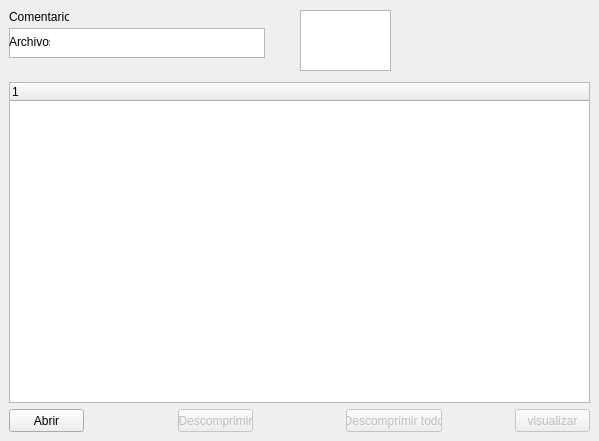
Before: the Qt Designer form menri-sub/guizip.ui in oscarHH/menri-sub, drawn with Qt 5.
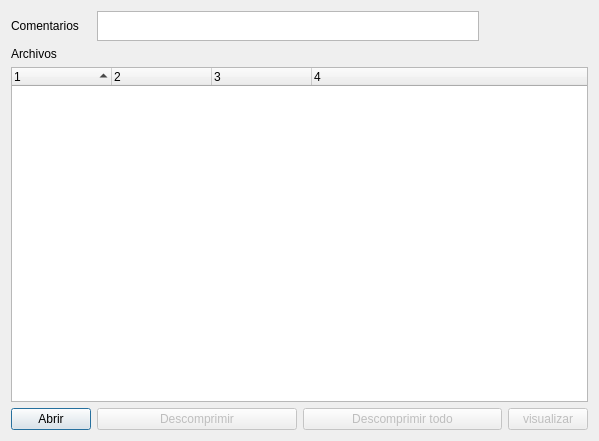
After: the same form once the commit is applied. Icons and pictures are not drawn.

Commit message: correcion al agregar archivos en el arbol

```diff
--- a/menri-sub/guizip.ui
+++ b/menri-sub/guizip.ui
@@ -23,149 +23,129 @@
   <property name="windowOpacity">
    <double>3.000000000000000</double>
   </property>
-  <widget class="QPlainTextEdit" name="txtComentarios">
-   <property name="enabled">
-    <bool>true</bool>
-   </property>
-   <property name="geometry">
-    <rect>
-     <x>9</x>
-     <y>28</y>
-     <width>256</width>
-     <height>30</height>
-    </rect>
-   </property>
-   <property name="sizePolicy">
-    <sizepolicy hsizetype="Ignored" vsizetype="Ignored">
-     <horstretch>30</horstretch>
-     <verstretch>30</verstretch>
-    </sizepolicy>
-   </property>
-   <property name="maximumSize">
-    <size>
-     <width>382</width>
-     <height>30</height>
-    </size>
-   </property>
-   <property name="acceptDrops">
-    <bool>false</bool>
-   </property>
-  </widget>
-  <widget class="QLabel" name="label_2">
-   <property name="geometry">
-    <rect>
-     <x>9</x>
-     <y>34</y>
-     <width>41</width>
-     <height>16</height>
-    </rect>
-   </property>
-   <property name="text">
-    <string>Archivos</string>
-   </property>
-  </widget>
-  <widget class="QLabel" name="label">
-   <property name="geometry">
-    <rect>
-     <x>9</x>
-     <y>9</y>
-     <width>60</width>
-     <height>16</height>
-    </rect>
-   </property>
-   <property name="text">
-    <string>Comentarios</string>
-   </property>
-  </widget>
-  <widget class="QPushButton" name="btnDescomprimirIndividual">
-   <property name="enabled">
-    <bool>false</bool>
-   </property>
-   <property name="geometry">
-    <rect>
-     <x>178</x>
-     <y>409</y>
-     <width>75</width>
-     <height>23</height>
-    </rect>
-   </property>
-   <property name="text">
-    <string>Descomprimir</string>
-   </property>
-  </widget>
-  <widget class="QPushButton" name="btnvisualizar">
-   <property name="enabled">
-    <bool>false</bool>
-   </property>
-   <property name="geometry">
-    <rect>
-     <x>515</x>
-     <y>409</y>
-     <width>75</width>
-     <height>23</height>
-    </rect>
-   </property>
-   <property name="text">
-    <string>visualizar</string>
-   </property>
-  </widget>
-  <widget class="QPushButton" name="btnDescomprimir">
-   <property name="enabled">
-    <bool>false</bool>
-   </property>
-   <property name="geometry">
-    <rect>
-     <x>346</x>
-     <y>409</y>
-     <width>96</width>
-     <height>23</height>
-    </rect>
-   </property>
-   <property name="text">
-    <string>Descomprimir todo</string>
-   </property>
-  </widget>
-  <widget class="QPushButton" name="btnAbrir">
-   <property name="geometry">
-    <rect>
-     <x>9</x>
-     <y>409</y>
-     <width>75</width>
-     <height>23</height>
-    </rect>
-   </property>
-   <property name="text">
-    <string>Abrir</string>
-   </property>
-  </widget>
-  <widget class="QTreeWidget" name="treeWidget">
-   <property name="geometry">
-    <rect>
-     <x>9</x>
-     <y>82</y>
-     <width>581</width>
-     <height>321</height>
-    </rect>
-   </property>
-   <column>
-    <property name="text">
-     <string notr="true">1</string>
-    </property>
-   </column>
-  </widget>
-  <widget class="QListWidget" name="jlArchivos">
-   <property name="enabled">
-    <bool>true</bool>
-   </property>
-   <property name="geometry">
-    <rect>
-     <x>300</x>
-     <y>10</y>
-     <width>91</width>
-     <height>61</height>
-    </rect>
-   </property>
-  </widget>
+  <layout class="QGridLayout" name="gridLayout">
+   <item row="0" column="0">
+    <widget class="QLabel" name="label">
+     <property name="text">
+      <string>Comentarios</string>
+     </property>
+    </widget>
+   </item>
+   <item row="1" column="0">
+    <widget class="QLabel" name="label_2">
+     <property name="text">
+      <string>Archivos</string>
+     </property>
+    </widget>
+   </item>
+   <item row="3" column="0">
+    <widget class="QPushButton" name="btnAbrir">
+     <property name="text">
+      <string>Abrir</string>
+     </property>
+    </widget>
+   </item>
+   <item row="3" column="1">
+    <widget class="QPushButton" name="btnDescomprimirIndividual">
+     <property name="enabled">
+      <bool>false</bool>
+     </property>
+     <property name="text">
+      <string>Descomprimir</string>
+     </property>
+    </widget>
+   </item>
+   <item row="3" column="2">
+    <widget class="QPushButton" name="btnDescomprimir">
+     <property name="enabled">
+      <bool>false</bool>
+     </property>
+     <property name="text">
+      <string>Descomprimir todo</string>
+     </property>
+    </widget>
+   </item>
+   <item row="3" column="3">
+    <widget class="QPushButton" name="btnvisualizar">
+     <property name="enabled">
+      <bool>false</bool>
+     </property>
+     <property name="text">
+      <string>visualizar</string>
+     </property>
+    </widget>
+   </item>
+   <item row="2" column="0" colspan="4">
+    <widget class="QTreeWidget" name="treeWidget">
+     <property name="layoutDirection">
+      <enum>Qt::LeftToRight</enum>
+     </property>
+     <property name="sizeAdjustPolicy">
+      <enum>QAbstractScrollArea::AdjustIgnored</enum>
+     </property>
+     <property name="editTriggers">
+      <set>QAbstractItemView::DoubleClicked|QAbstractItemView::EditKeyPressed|QAbstractItemView::SelectedClicked</set>
+     </property>
+     <property name="alternatingRowColors">
+      <bool>true</bool>
+     </property>
+     <property name="sortingEnabled">
+      <bool>true</bool>
+     </property>
+     <property name="animated">
+      <bool>true</bool>
+     </property>
+     <property name="allColumnsShowFocus">
+      <bool>true</bool>
+     </property>
+     <property name="columnCount">
+      <number>4</number>
+     </property>
+     <column>
+      <property name="text">
+       <string notr="true">1</string>
+      </property>
+     </column>
+     <column>
+      <property name="text">
+       <string notr="true">2</string>
+      </property>
+     </column>
+     <column>
+      <property name="text">
+       <string notr="true">3</string>
+      </property>
+     </column>
+     <column>
+      <property name="text">
+       <string notr="true">4</string>
+      </property>
+     </column>
+    </widget>
+   </item>
+   <item row="0" column="1" colspan="2">
+    <widget class="QPlainTextEdit" name="txtComentarios">
+     <property name="enabled">
+      <bool>true</bool>
+     </property>
+     <property name="sizePolicy">
+      <sizepolicy hsizetype="Ignored" vsizetype="Ignored">
+       <horstretch>30</horstretch>
+       <verstretch>30</verstretch>
+      </sizepolicy>
+     </property>
+     <property name="maximumSize">
+      <size>
+       <width>382</width>
+       <height>30</height>
+      </size>
+     </property>
+     <property name="acceptDrops">
+      <bool>false</bool>
+     </property>
+    </widget>
+   </item>
+  </layout>
  </widget>
  <resources>
   <include location="recursos.qrc"/>
```
The commit also changes 4 other files.
